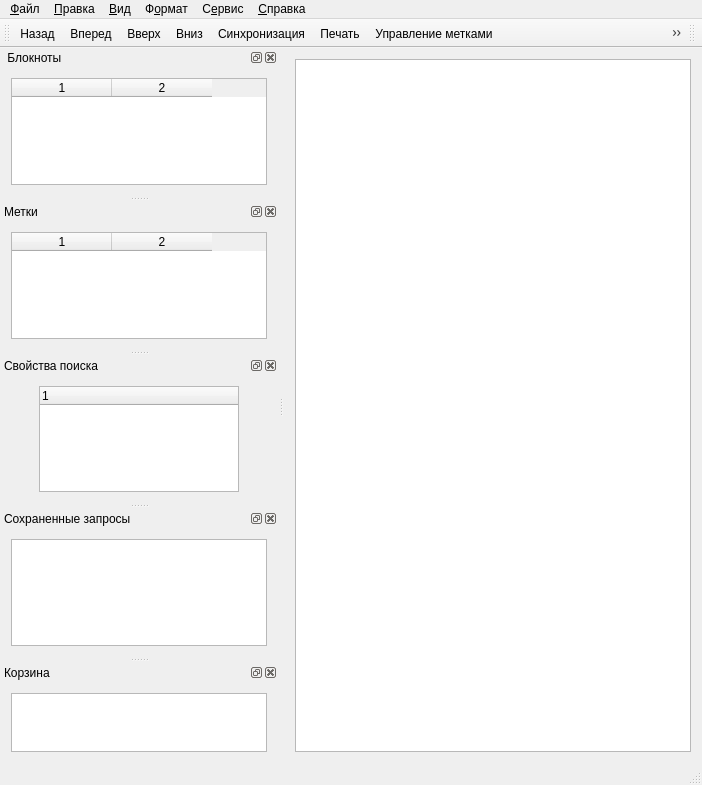
Before: the Qt Designer form mainwindow.ui in d1vanov/quentier, drawn with Qt 5.
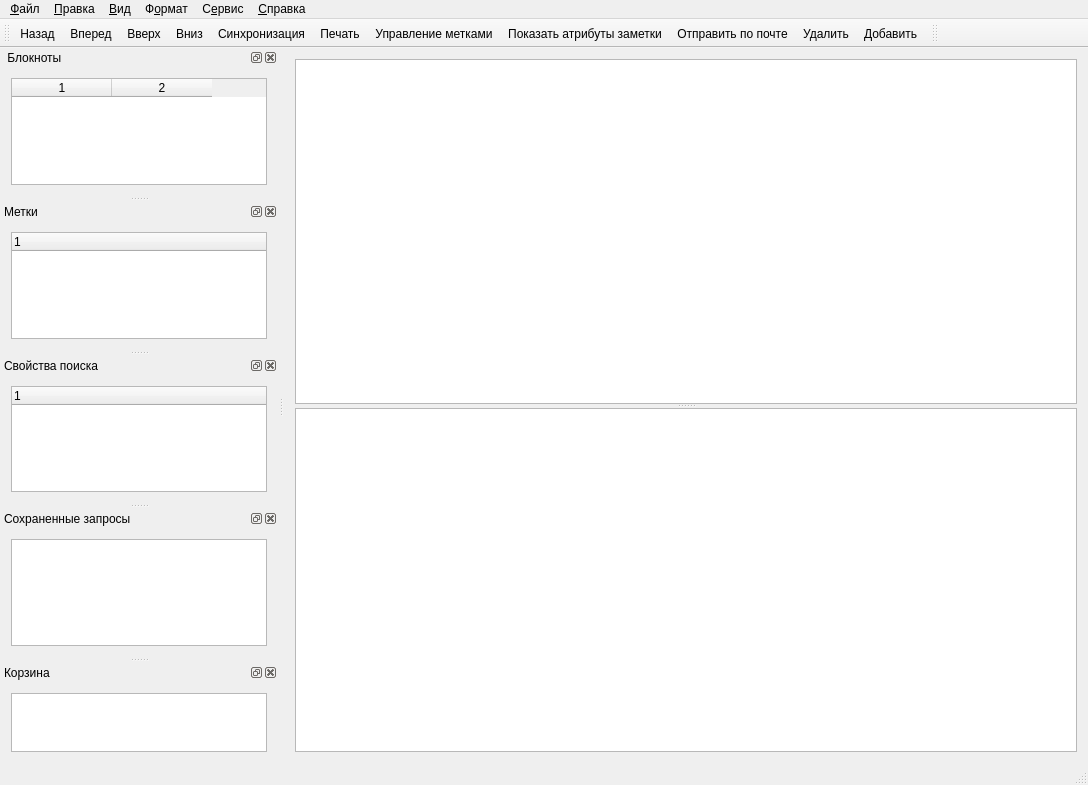
After: the same form once the commit is applied. Icons and pictures are not drawn.

Commit message: Added notes table and QTextEdit widget with horizontal splitter between the two. Think I should replate QTextEdit with my custom QWidget-based widget for text editor window.

What changed in the file:
```diff
--- a/mainwindow.ui
+++ b/mainwindow.ui
@@ -9,7 +9,7 @@
    <rect>
     <x>0</x>
     <y>0</y>
-    <width>702</width>
+    <width>1088</width>
     <height>785</height>
    </rect>
   </property>
@@ -23,9 +23,15 @@
    <bool>true</bool>
   </property>
   <widget class="QWidget" name="centralWidget">
-   <layout class="QHBoxLayout" name="horizontalLayout_6">
+   <layout class="QVBoxLayout" name="verticalLayout">
     <item>
-     <widget class="QTableWidget" name="notesList"/>
+     <widget class="QSplitter" name="splitter">
+      <property name="orientation">
+       <enum>Qt::Vertical</enum>
+      </property>
+      <widget class="QTableWidget" name="notesTable"/>
+      <widget class="QTextEdit" name="notesEditorWindow"/>
+     </widget>
     </item>
    </layout>
   </widget>
@@ -34,7 +40,7 @@
     <rect>
      <x>0</x>
      <y>0</y>
-     <width>702</width>
+     <width>1088</width>
      <height>20</height>
     </rect>
    </property>
@@ -378,12 +384,12 @@
     </property>
     <layout class="QHBoxLayout" name="horizontalLayout_2">
      <item>
-      <widget class="QTableWidget" name="tableLabels">
-       <property name="columnCount">
-        <number>2</number>
-       </property>
-       <column/>
-       <column/>
+      <widget class="QTreeWidget" name="treeLabels">
+       <column>
+        <property name="text">
+         <string notr="true">1</string>
+        </property>
+       </column>
       </widget>
      </item>
     </layout>
@@ -396,6 +402,12 @@
      <verstretch>0</verstretch>
     </sizepolicy>
    </property>
+   <property name="minimumSize">
+    <size>
+     <width>84</width>
+     <height>106</height>
+    </size>
+   </property>
    <property name="maximumSize">
     <size>
      <width>1000</width>
@@ -412,12 +424,6 @@
     <layout class="QHBoxLayout" name="horizontalLayout_3">
      <item>
       <widget class="QTreeWidget" name="treeSearchProperties">
-       <property name="maximumSize">
-        <size>
-         <width>200</width>
-         <height>300</height>
-        </size>
-       </property>
        <column>
         <property name="text">
          <string notr="true">1</string>
```
The commit also changes 1 other file.
